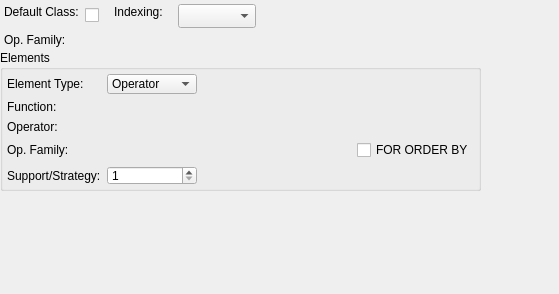
pgmodeler/pgmodeler, file libpgmodeler_ui/ui/operatorclasswidget.ui: the form before one commit.
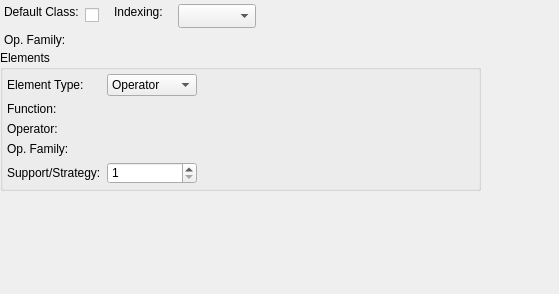
The form after the commit.

Commit message:
Attribute "for-order-by" removed from Operator class.
Minor fixes on OperatorClassWidget.

DatabaseImportHelper implementation checkpoint.

```diff
--- a/libpgmodeler_ui/ui/operatorclasswidget.ui
+++ b/libpgmodeler_ui/ui/operatorclasswidget.ui
@@ -200,19 +200,6 @@
       </property>
      </widget>
     </item>
-    <item row="3" column="3">
-     <widget class="QCheckBox" name="for_order_by_chk">
-      <property name="sizePolicy">
-       <sizepolicy hsizetype="Fixed" vsizetype="Fixed">
-        <horstretch>0</horstretch>
-        <verstretch>0</verstretch>
-       </sizepolicy>
-      </property>
-      <property name="text">
-       <string>FOR ORDER BY</string>
-      </property>
-     </widget>
-    </item>
    </layout>
   </widget>
   <widget class="QLabel" name="family_lbl">
```
Left out of the diff: 1 changed line with no effect on the pictures. The commit also changes 27 other files.
